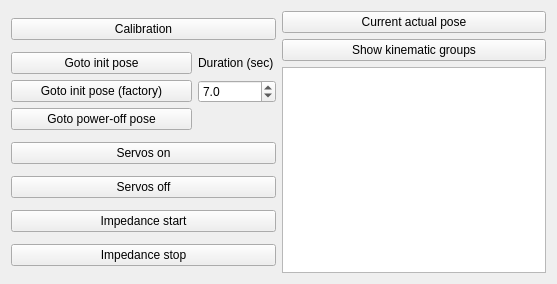
The window that hironx_ros_bridge/resource/hironx_commandpanel_main.ui (start-jsk/rtmros_hironx) describes before a commit, drawn with Qt 5.
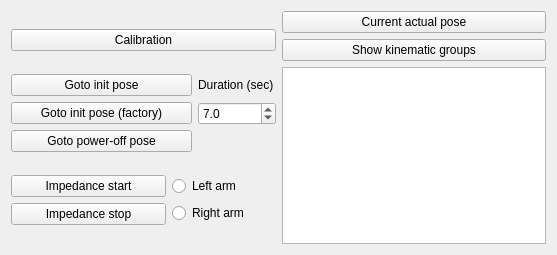
The same window after the commit.

Commit message: [hironx/rqt dashboard] Impl impedance.

Diff of the .ui file:
```diff
--- a/hironx_ros_bridge/resource/hironx_commandpanel_main.ui
+++ b/hironx_ros_bridge/resource/hironx_commandpanel_main.ui
@@ -7,7 +7,7 @@
     <x>0</x>
     <y>0</y>
     <width>557</width>
-    <height>284</height>
+    <height>255</height>
    </rect>
   </property>
   <property name="windowTitle">
@@ -17,7 +17,7 @@
    <item row="0" column="0">
     <layout class="QHBoxLayout" name="horizontalLayout_2" stretch="5,5">
      <item>
-      <layout class="QVBoxLayout" name="verticalLayout" stretch="1,0,1,1,1,1">
+      <layout class="QVBoxLayout" name="verticalLayout" stretch="1,0,1">
        <property name="spacing">
         <number>6</number>
        </property>
@@ -41,8 +41,8 @@
         </widget>
        </item>
        <item>
-        <layout class="QGridLayout" name="gridLayout_2" rowstretch="0,0,0" columnstretch="7,0,3">
-         <item row="2" column="0">
+        <layout class="QGridLayout" name="gridLayout_2" rowstretch="0" columnstretch="7,3">
+         <item row="0" column="0">
           <layout class="QVBoxLayout" name="verticalLayout_4">
            <item>
             <widget class="QPushButton" name="pushButton_goInitial">
@@ -76,7 +76,7 @@
            </item>
           </layout>
          </item>
-         <item row="2" column="2">
+         <item row="0" column="1">
           <layout class="QVBoxLayout" name="verticalLayout_5">
            <item>
             <widget class="QLabel" name="label_duration">
@@ -113,25 +113,9 @@
         </layout>
        </item>
        <item>
-        <widget class="QPushButton" name="pushButton_servoOn">
-         <property name="toolTip">
-          <string>&lt;html&gt;&lt;head/&gt;&lt;body&gt;&lt;p&gt;servoOn&lt;/p&gt;&lt;/body&gt;&lt;/html&gt;</string>
-         </property>
-         <property name="text">
-          <string>Servos on</string>
-         </property>
-        </widget>
-       </item>
-       <item>
-        <widget class="QPushButton" name="pushButton_servoOff">
-         <property name="toolTip">
-          <string>&lt;html&gt;&lt;head/&gt;&lt;body&gt;&lt;p&gt;servoOff&lt;/p&gt;&lt;/body&gt;&lt;/html&gt;</string>
-         </property>
-         <property name="text">
-          <string>Servos off</string>
-         </property>
-        </widget>
-       </item>
+        <layout class="QGridLayout" name="gridLayout_impedance" rowstretch="0" columnstretch="6,4">
+         <item row="0" column="0">
+          <layout class="QVBoxLayout" name="verticalLayout_3">
        <item>
         <widget class="QPushButton" name="pushButton_startImpedance">
          <property name="toolTip">
@@ -151,6 +135,28 @@
           <string>Impedance stop</string>
          </property>
         </widget>
+           </item>
+          </layout>
+         </item>
+         <item row="0" column="1">
+          <layout class="QVBoxLayout" name="verticalLayout_6">
+           <item>
+            <widget class="QRadioButton" name="radioButton_impedance_left">
+             <property name="text">
+              <string>Left arm</string>
+             </property>
+            </widget>
+           </item>
+           <item>
+            <widget class="QRadioButton" name="radioButton_impedance_right">
+             <property name="text">
+              <string>Right arm</string>
+             </property>
+            </widget>
+           </item>
+          </layout>
+         </item>
+        </layout>
        </item>
       </layout>
      </item>
```
Lines whose indentation alone changed are shown as unchanged. The commit also changes 1 other file.
